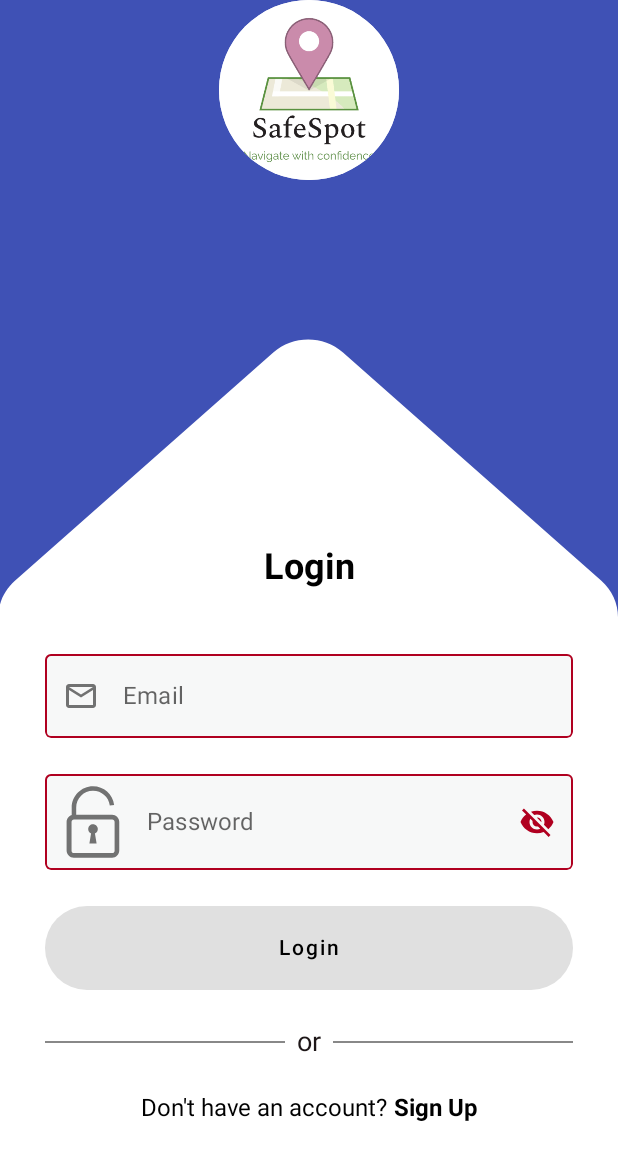
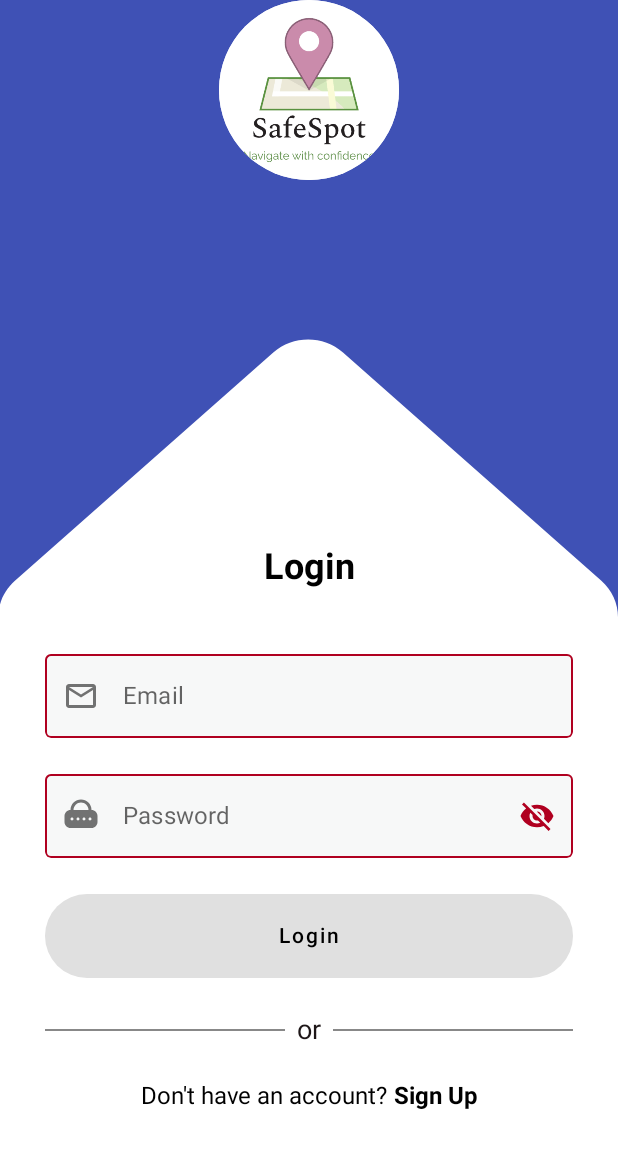
Before and after one commit to SahanaSudhakara/gdsc-frontend, an Android app built with Jetpack Compose: the screen it shows after launch (MainActivity), on a phone screen of 412 x 824 dp. Shown: the top 1160 px of the screen. Run offline under Robolectric (Android 15) with nearby library versions, the phone set to English and light mode, and no system bars; our stand-ins replace Dagger/Hilt's generated code, Firebase (no records; nobody signed in at launch, a user with empty details on screens opened directly), accompanist; 3 statements that could not run were skipped.

Commit message:
Lock screen

```diff
--- a/app/src/main/java/com/gdsc/composesafespot/view/homescreen/HomeScreen.kt
+++ b/app/src/main/java/com/gdsc/composesafespot/view/homescreen/HomeScreen.kt
@@ -95,7 +95,7 @@ fun HomeScreen(
     var markerPosition by remember { mutableStateOf<LatLng?>(viewModel.newLatLng) }
     // MutableState to hold the camera position
     val cameraPosition = rememberCameraPositionState {
-        position = CameraPosition.fromLatLngZoom(state.markerState, 12f)
+        position = CameraPosition.fromLatLngZoom(state.markerState, 13f)
     }
 
     // Listen for changes in fetchingCrimeStatus
@@ -151,7 +151,7 @@ fun HomeScreen(
                     text = selectedItem.address
                     viewModel.getCoordinates(selectedItem) { latLng ->
                         if (latLng != null) {
-                            cameraPosition.position = CameraPosition.fromLatLngZoom(latLng, 10f)
+                            cameraPosition.position = CameraPosition.fromLatLngZoom(latLng, 13f)
                             viewModel.newLatLng = latLng
                             // Update the marker position by setting updateLatLng to true
                             updateLatLng = true
--- a/app/src/main/java/com/gdsc/composesafespot/view/sign_in/login/LoginScreen.kt
+++ b/app/src/main/java/com/gdsc/composesafespot/view/sign_in/login/LoginScreen.kt
@@ -93,7 +93,7 @@ private fun LoginSection(loginViewModel: LoginViewModel, navController: NavContr
     Spacer(modifier = Modifier.height(16.dp))
     PasswordTextField(
         labelValue = "Password",
-        painterResource(id = R.drawable.lock),
+        painterResource(id = R.drawable.password),
         onTextSelected = {
             loginViewModel.onEvent(LoginUIEvent.PasswordChanged(it))
         },
--- a/app/src/main/java/com/gdsc/composesafespot/view/sign_in/register/SignInScreen.kt
+++ b/app/src/main/java/com/gdsc/composesafespot/view/sign_in/register/SignInScreen.kt
@@ -122,7 +122,7 @@ fun SignInScreen(
             )
             PasswordTextField(
                 labelValue = "Password",
-                painter = painterResource(id = R.drawable.lock),
+                painter = painterResource(id = R.drawable.password),
                 onTextSelected = {
                     signInViewModel.onEvent(SignupUIEvent.PasswordChanged(it))
                 },
--- a/app/src/main/res/drawable-mdpi/lock.xml
+++ /dev/null
@@ -1,18 +0,0 @@
-<vector xmlns:android="http://schemas.android.com/apk/res/android"
-    android:width="64dp"
-    android:height="64dp"
-    android:viewportWidth="64"
-    android:viewportHeight="64">
-  <path
-      android:pathData="M20.8,28.8h-3v-6.4c0,-7.8 6.4,-14.2 14.2,-14.2 7.2,0 13.2,5.3 14.1,12.4l-2.9,0.4c-0.7,-5.6 -5.5,-9.8 -11.2,-9.8 -6.2,0 -11.2,5 -11.2,11.2v6.4"
-      android:fillColor="#134563"/>
-  <path
-      android:pathData="M44.7,55.8H19.2c-2.6,0 -4.8,-2.1 -4.8,-4.8V31.9c0,-2.6 2.1,-4.8 4.8,-4.8h25.5c2.6,0 4.8,2.1 4.8,4.8V51c0,2.7 -2.1,4.8 -4.8,4.8zM19.3,30.4c-0.9,0 -1.6,0.7 -1.6,1.6v19.1c0,0.9 0.7,1.6 1.6,1.6h25.5c0.9,0 1.6,-0.7 1.6,-1.6V32c0,-0.9 -0.7,-1.6 -1.6,-1.6H19.3z"
-      android:fillColor="#134563"/>
-  <path
-      android:pathData="M35.2,36.7c0,1.8 -1.4,3.2 -3.2,3.2s-3.2,-1.4 -3.2,-3.2c0,-1.8 1.4,-3.2 3.2,-3.2s3.2,1.5 3.2,3.2"
-      android:fillColor="#134563"/>
-  <path
-      android:pathData="M32.8,36.7h-1.6l-1.6,9.6h4.8l-1.6,-9.6"
-      android:fillColor="#134563"/>
-</vector>
--- /dev/null
+++ b/app/src/main/res/drawable-mdpi/password.xml
@@ -0,0 +1,15 @@
+<vector xmlns:android="http://schemas.android.com/apk/res/android"
+    android:width="24dp"
+    android:height="24dp"
+    android:viewportWidth="24"
+    android:viewportHeight="24">
+  <path
+      android:fillColor="#FF000000"
+      android:pathData="M19,20H5a4,4 0,0 1,-4 -4V12A4,4 0,0 1,5 8H19a4,4 0,0 1,4 4v4A4,4 0,0 1,19 20ZM5,10a2,2 0,0 0,-2 2v4a2,2 0,0 0,2 2H19a2,2 0,0 0,2 -2V12a2,2 0,0 0,-2 -2Z"/>
+  <path
+      android:fillColor="#FF000000"
+      android:pathData="M19,10H5V8A7,7 0,0 1,19 8ZM7,8H17A5,5 0,0 0,7 8Z"/>
+  <path
+      android:fillColor="#FF000000"
+      android:pathData="M19,9L5,9a3,3 0,0 0,-3 3v4a3,3 0,0 0,3 3L19,19a3,3 0,0 0,3 -3L22,12A3,3 0,0 0,19 9ZM6,15a1,1 0,1 1,1 -1A1,1 0,0 1,6 15ZM10,15a1,1 0,1 1,1 -1A1,1 0,0 1,10 15ZM14,15a1,1 0,1 1,1 -1A1,1 0,0 1,14 15ZM18,15a1,1 0,1 1,1 -1A1,1 0,0 1,18 15Z"/>
+</vector>
```
Also changed, not shown: 2 other files.
